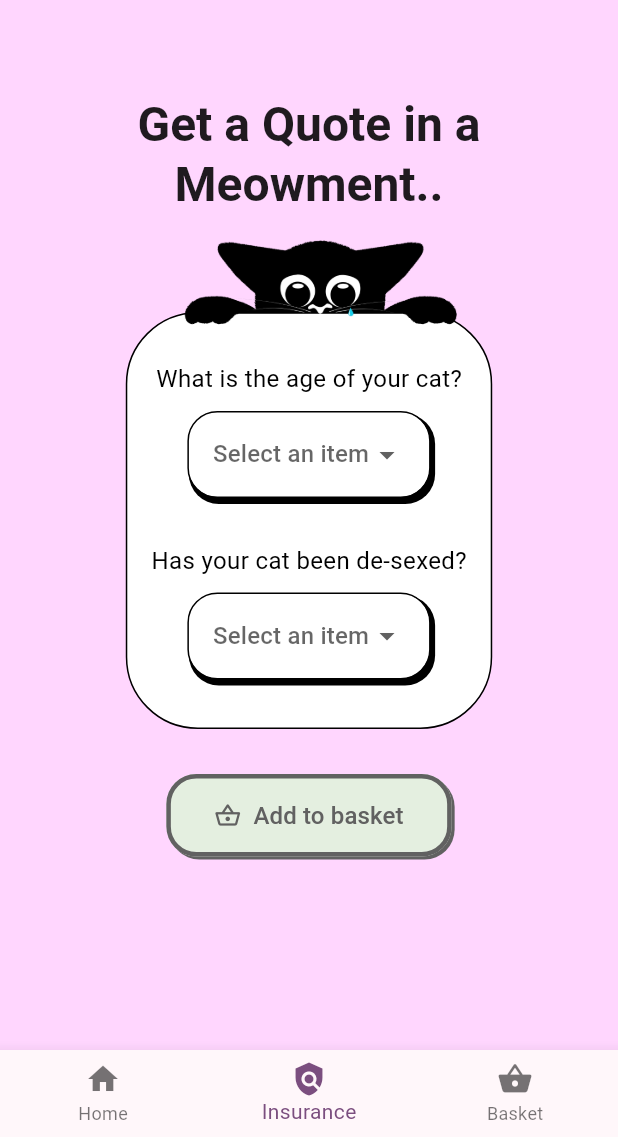
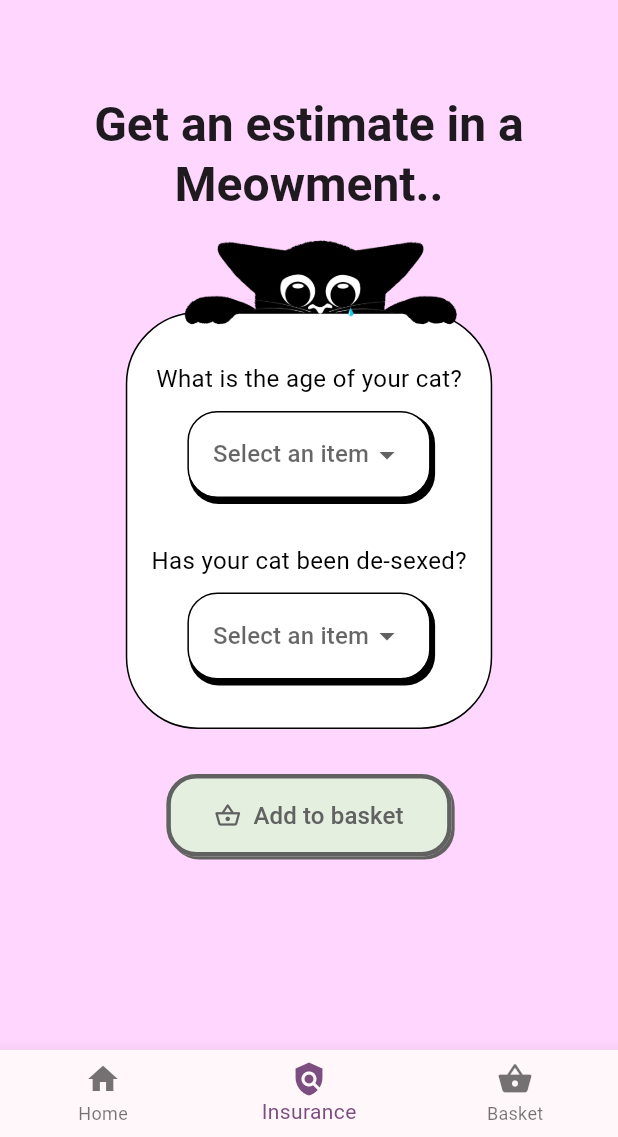
Before and after one commit to ElliotWood13/paw, a Flutter app: the screen it shows after launch, item 2 of the bottom bar chosen, on a phone screen of 412 x 824 dp, the part 99-1236 px from its top. Run offline on Flutter 3.47's test engine with Material 3 defaults, Android fonts, the light colour scheme and no system bars.

Commit message:
Tweak layout

```diff
--- a/lib/components/checkbox.dart
+++ b/lib/components/checkbox.dart
@@ -33,7 +33,6 @@ class CustomCheckbox extends StatelessWidget {
               activeColor: Color.fromRGBO(177, 255, 158, 1),
               checkColor: Colors.black,
             ),
-            SizedBox(width: 8),
             Text(
               label,
               style: Theme.of(context).textTheme.bodyLarge,
--- a/lib/estimate_page.dart
+++ b/lib/estimate_page.dart
@@ -51,9 +51,9 @@ class EstimatePageState extends State<EstimatePage> {
             mainAxisAlignment: MainAxisAlignment.center,
             children: [
               SizedBox(
-                width: 250,
+                width: 300,
                 child: Text(
-                  'Get a Quote in a Meowment..',
+                  'Get an estimate in a Meowment..',
                   textAlign: TextAlign.center,
                   style: Theme.of(context)
                       .textTheme
--- a/lib/main.dart
+++ b/lib/main.dart
@@ -22,9 +22,7 @@ class MyApp extends StatelessWidget {
               ColorScheme.fromSeed(seedColor: Color.fromRGBO(254, 201, 255, 1)),
           textTheme: TextTheme(
             bodyMedium: TextStyle(fontSize: 16, color: Colors.black),
-            labelLarge: TextStyle(
-                fontSize: 16,
-                color: Colors.black), // Default text style for buttons
+            labelLarge: TextStyle(fontSize: 16, color: Colors.black),
           ),
         ),
         home: MyHomePage(),
```
